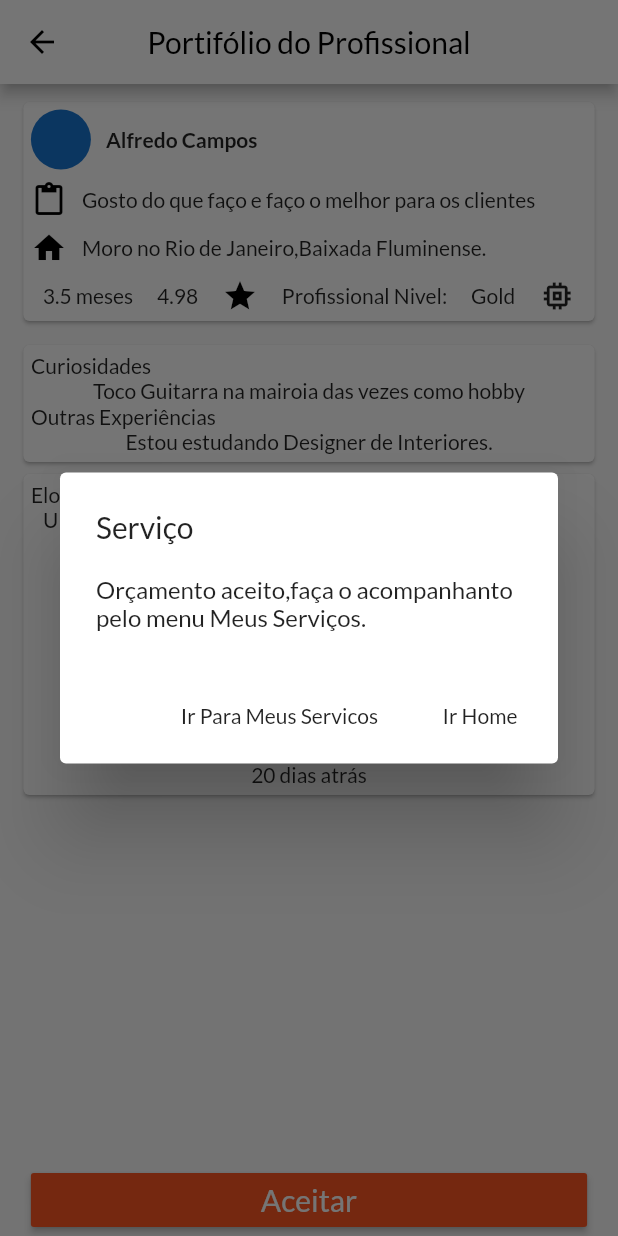
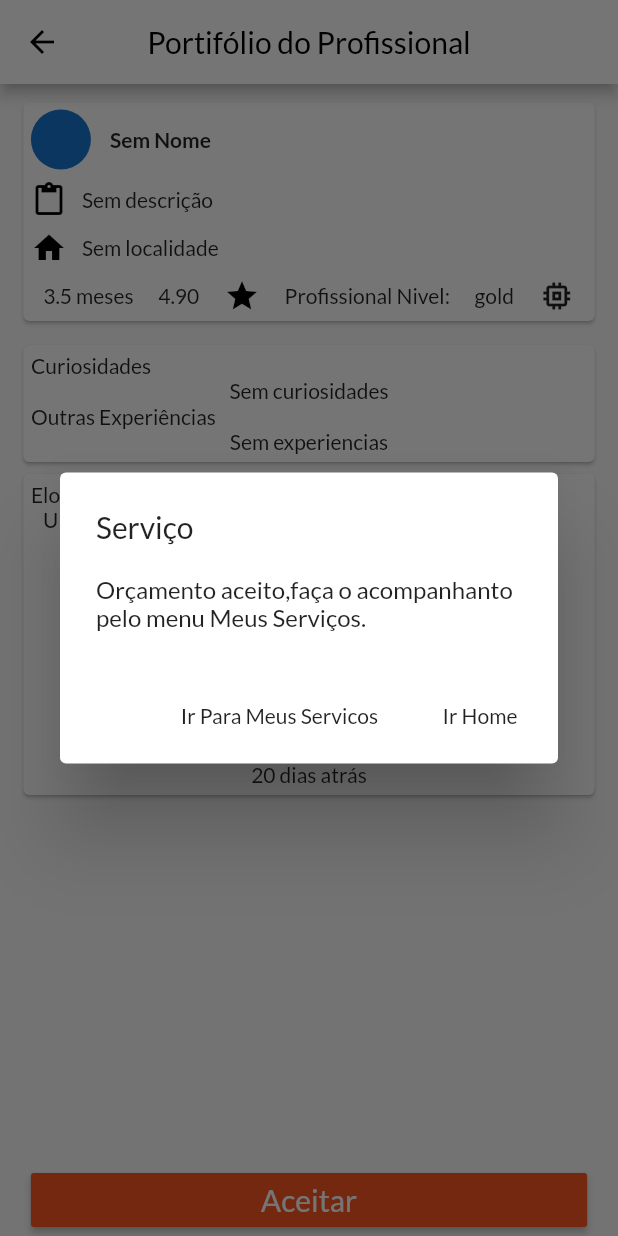
Before and after one commit to mpsolution/https-github.com-patriciapaes-easyobra_app, a Flutter app: the PortifolioDoProfissional screen opened by its route, after a tap on "Aceitar", on a phone screen of 412 x 824 dp. Run offline on Flutter 3.47's test engine with Material 2 defaults, Android fonts, the phone set to English and light mode, and no system bars; our stand-ins replace basic_utils, cached_network_image, carousel_pro, carousel_slider, cloud_firestore, date_format and 14 more; missing offline and left inert: autocomplete_textfield, credit_card, dash_chat, flutter_facebook_login, flutter_google_places, geocoder and 3 more; accounts and stored records are empty; network calls fail.

```diff
--- a/lib/meusorcamentos/portifoliodoprofissional.dart
+++ b/lib/meusorcamentos/portifoliodoprofissional.dart
@@ -1,3 +1,4 @@
+import 'package:cloud_firestore/cloud_firestore.dart';
 import 'package:flutter/material.dart';
 import 'package:flutter_scaffold/provider/criacaoServicoProvider.dart';
 import 'package:provider/provider.dart';
@@ -50,118 +51,9 @@ class _PortifolioDoProfissionalState extends State<PortifolioDoProfissional> {
                child:Column(
                  children: <Widget>[
                     //Card Dados profissional
-                    Card(
-                      child: Padding(
-                        padding: EdgeInsets.all(5),
-                        child:Column(
-                        children: <Widget>[
-                    SizedBox(
-                      width: MediaQuery.of(context).size.width * 0.9,
-                      child: Align(
-                      alignment: Alignment.centerLeft,
-                      child:Row(
-                        children: <Widget>[
-                            CircleAvatar(
-                              backgroundImage: NetworkImage(imagemBase),
-                            ),
-                            Padding(padding: EdgeInsets.all(5),),
-                            Text("Alfredo Campos",style:TextStyle(fontWeight: FontWeight.bold)) ,
-                        ],
-                      )
-
-                    ),
-                    ),
+                    buildInformacoesPessoaisPortifolio(criacaoServicoProvider),
                     Padding(padding: EdgeInsets.all(4),),
-                    SizedBox(
-                      width: MediaQuery.of(context).size.width *0.9,
-                      child: Row(
-                        children: <Widget>[
-                          Icon(Icons.content_paste,color:Colors.black),
-                          Padding(padding: EdgeInsets.all(5),),
-                          Text("Gosto do que faço e faço o melhor para os clientes")
-                        ],
-                      ),
-                    ),
-                    Padding(padding: EdgeInsets.all(4),),
-                    //Localização
-                    SizedBox(
-                      width: MediaQuery.of(context).size.width *0.9,
-                      child: Row(
-                        children: <Widget>[
-                          Icon(Icons.home,color:Colors.black),
-                          Padding(padding: EdgeInsets.all(5),),
-                          Text("Moro no Rio de Janeiro,Baixada Fluminense."),
-                          Padding(padding: EdgeInsets.all(5),),
-
-
-                        ],
-                      ),
-                    ),
-                    Padding(padding: EdgeInsets.all(4),),
-                    SizedBox(
-                        width: MediaQuery.of(context).size.width *0.9,
-                        child:  //tempo no app , qualificação no app , nivel no app
-                          Row(
-                            mainAxisAlignment: MainAxisAlignment.spaceAround,
-                            children: <Widget>[
-                              Text("3.5 meses"),
-                              Text("4.98"),
-                              Icon(Icons.star,color:Colors.black),
-                              Text("Profissional Nivel:"),
-                              Text("Gold"),
-                              Icon(Icons.memory)
-                            ],
-                          ),
-                    ),
-                        ],
-                      ),
-                      )
-
-
-                    ),
-
-                    Padding(padding: EdgeInsets.all(4),),
-                    Card(
-                      child: Padding(padding: EdgeInsets.all(5),
-                          child: Column(
-                            children: <Widget>[
-                      SizedBox(
-                      width: MediaQuery.of(context).size.width * 0.9,
-                      child: Align(
-                        alignment: Alignment.centerLeft,
-                        child:Column(
-                        mainAxisAlignment: MainAxisAlignment.start,
-                        children: <Widget>[
-                          Align(
-                            alignment: Alignment.centerLeft,
-                            child:Text("Curiosidades") ,
-                          ),
-                          Text("Toco Guitarra na mairoia das vezes como hobby")
-                        ],
-                      ) ,
-                      )
-                      ),
-                      SizedBox(
-                      width: MediaQuery.of(context).size.width * 0.9,
-                      child: Align(
-                        alignment: Alignment.centerLeft,
-                        child:Column(
-                        mainAxisAlignment: MainAxisAlignment.start,
-                        children: <Widget>[
-                          Align(
-                            alignment: Alignment.centerLeft,
-                            child:Text("Outras Experiências") ,
-                          ),
-                          Text("Estou estudando Designer de Interiores.")
-                        ],
-                      ) ,
-                      )
-                      ),
-                            ],
-                          ),
-                      ),
-                    ),
-                    //Card elogios
+                    buildCardCuriosidadesExperiencias(criacaoServicoProvider),                    //Card elogios
                     Card(
                       child: Padding(padding: EdgeInsets.all(5),
                         child: Column(
@@ -291,4 +183,140 @@ class _PortifolioDoProfissionalState extends State<PortifolioDoProfissional> {
 
     );
   }
+  Widget buildCardCuriosidadesExperiencias(CriacaoServicoState criacaoServicoProvider){
+    String curiosidades = 'Sem curiosidades';
+    String experiencias = 'Sem experiencias';
+    DocumentSnapshot prestador = criacaoServicoProvider.getPrestadorServico;
+    if(prestador != null){
+      curiosidades = (prestador['portifolio'] != null) ? prestador['portifolio']['curiosidades']:curiosidades;
+      experiencias = (prestador['portifolio'] != null) ? prestador['portifolio']['experiencias']:experiencias;
+    }
+    return Card(
+                      child: Padding(padding: EdgeInsets.all(5),
+                          child: Column(
+                            children: <Widget>[
+                      SizedBox(
+                      width: MediaQuery.of(context).size.width * 0.9,
+                      child: Align(
+                        alignment: Alignment.centerLeft,
+                        child:Column(
+                        mainAxisAlignment: MainAxisAlignment.start,
+                        children: <Widget>[
+                          Align(
+                            alignment: Alignment.centerLeft,
+                            child:Text("Curiosidades") ,
+                          ),
+                          Text(curiosidades)
+                        ],
+                      ) ,
+                      )
+                      ),
+                      SizedBox(
+                      width: MediaQuery.of(context).size.width * 0.9,
+                      child: Align(
+                        alignment: Alignment.centerLeft,
+                        child:Column(
+                        mainAxisAlignment: MainAxisAlignment.start,
+                        children: <Widget>[
+                          Align(
+                            alignment: Alignment.centerLeft,
+                            child:Text("Outras Experiências") ,
+                          ),
+                          Text(experiencias)
+                        ],
+                      ) ,
+                      )
+                      ),
+                            ],
+                          ),
+                      ),
+                    );
+  }
+  Widget buildInformacoesPessoaisPortifolio(CriacaoServicoState criacaoServicoProvider){
+    DocumentSnapshot prestador = criacaoServicoProvider.getPrestadorServico;
+    String nome = ' Sem Nome';
+    String fotoUrl = imagemBase;
+    String localidade = 'Sem localidade';
+    String tempoNaPlataforma = '3.5 meses';
+    String avaliacao = '4.90';
+    String nivel = 'gold';
+    String descricao = 'Sem descrição';
+    if(prestador != null){
+      nome = prestador['displayName'];
+      fotoUrl = prestador['photoUrl'];
+      localidade = (prestador['portifolio'] != null) ? prestador['portifolio']['endereco'] : localidade;
+      descricao = (prestador['portifolio'] != null) ? prestador['portifolio']['descricao'] : descricao;
+
+    }
+    return Card(
+                      child: Padding(
+                        padding: EdgeInsets.all(5),
+                        child:Column(
+                        children: <Widget>[
+                    SizedBox(
+                      width: MediaQuery.of(context).size.width * 0.9,
+                      child: Align(
+                      alignment: Alignment.centerLeft,
+                      child:Row(
+                        children: <Widget>[
+                            CircleAvatar(
+                              backgroundImage: NetworkImage(fotoUrl),
+                            ),
+                            Padding(padding: EdgeInsets.all(5),),
+                            Text(nome,style:TextStyle(fontWeight: FontWeight.bold)) ,
+                        ],
+                      )
+
+                    ),
+                    ),
+                    Padding(padding: EdgeInsets.all(4),),
+                    SizedBox(
+                      width: MediaQuery.of(context).size.width *0.9,
+                      child: Row(
+                        children: <Widget>[
+                          Icon(Icons.content_paste,color:Colors.black),
+                          Padding(padding: EdgeInsets.all(5),),
+                          Text(descricao)
+                        ],
+                      ),
+                    ),
+                    Padding(padding: EdgeInsets.all(4),),
+                    //Localização
+                    SizedBox(
+                      width: MediaQuery.of(context).size.width *0.9,
+                      child: Row(
+                        children: <Widget>[
+                          Icon(Icons.home,color:Colors.black),
+                          Padding(padding: EdgeInsets.all(5),),
+                          Text(localidade),
+                          Padding(padding: EdgeInsets.all(5),),
+
+
+                        ],
+                      ),
+                    ),
+                    Padding(padding: EdgeInsets.all(4),),
+                    SizedBox(
+                        width: MediaQuery.of(context).size.width *0.9,
+                        child:  //tempo no app , qualificação no app , nivel no app
+                          Row(
+                            mainAxisAlignment: MainAxisAlignment.spaceAround,
+                            children: <Widget>[
+                              Text(tempoNaPlataforma),
+                              Text(avaliacao),
+                              Icon(Icons.star,color:Colors.black),
+                              Text("Profissional Nivel:"),
+                              Text(nivel),
+                              Icon(Icons.memory)
+                            ],
+                          ),
+                    ),
+                        ],
+                      ),
+                      )
+
+
+                    );
+
+  }
 }
--- a/lib/provider/criacaoServicoProvider.dart
+++ b/lib/provider/criacaoServicoProvider.dart
@@ -11,6 +11,7 @@ class CriacaoServicoState with ChangeNotifier {
   String       idSolicitacaoServico= "";
   String       idPrestador          = "";
   double       valorServico         = 0;
+  DocumentSnapshot prestadorServico;
   Map<String,dynamic>     servico         = {};
 
   List<String> tiposServicos       = [];
@@ -73,10 +74,11 @@ class CriacaoServicoState with ChangeNotifier {
     idSolicitacaoServico = id;
   //  notifyListeners();
   }
-  void setIdPrestadorServicoValorServico(String id,double v){
+  void setIdPrestadorServicoValorServico(String id,double v)async{
     idPrestador = id;
     valorServico = v;
-   // notifyListeners();
+    prestadorServico = await Firestore.instance.collection('usuarios').document(id).get();
+    notifyListeners();
   }
   String        get getTipoServico        => tipoServico;
   String        get getServicoSelecionado => servicoSelecionado;
@@ -84,6 +86,7 @@ class CriacaoServicoState with ChangeNotifier {
   String        get getIconeConstrucao    => iconeConstrucao;
   String        get getIconeReforma       => iconeReforma;
   List<String>  get getTiposServicos      => getTiposServicos;
+  DocumentSnapshot get getPrestadorServico => prestadorServico;
 
 
 
--- a/lib/solicitarServico/criarServico.dart
+++ b/lib/solicitarServico/criarServico.dart
@@ -48,7 +48,7 @@ class _CriarServicoState extends State<CriarServico> {
               child: new Text("Ok"),
               onPressed: () {
 
-                Navigator.of(context).pushNamed('/');
+                Navigator.of(context).pushNamedAndRemoveUntil('/', (Route<dynamic> route) => false);
               },
               )
           ],
@@ -248,6 +248,7 @@ class _CriarServicoState extends State<CriarServico> {
 
                         TextField(
                           maxLines: null,
+
                           keyboardType:TextInputType.multiline,
                           onChanged: (s){
                             setState(() {
```
Also changed, not shown: lib/meusorcamentos/meusorcamentos.dart (+28 -11 lines), lib/meusorcamentos/orcamentos.dart (+15 -14 lines), lib/profissional/versolicitacaoservico.dart (+69 -47 lines), lib/provider/usuarioProvider.dart (+4 -3 lines), 1 other file.
